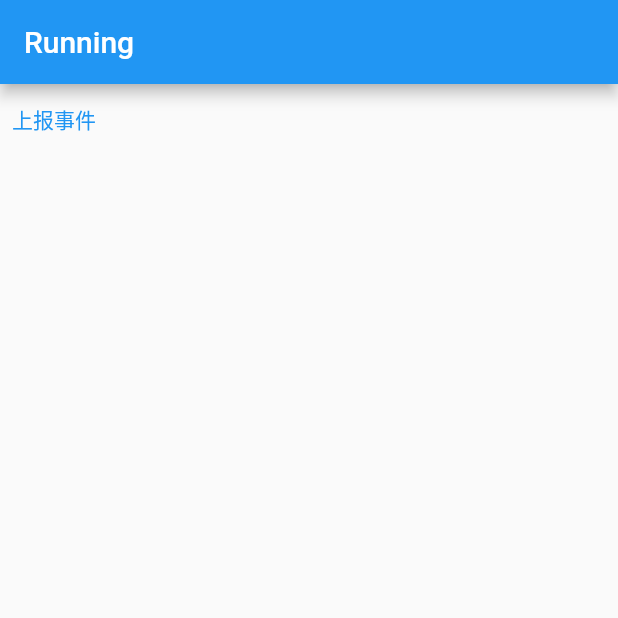
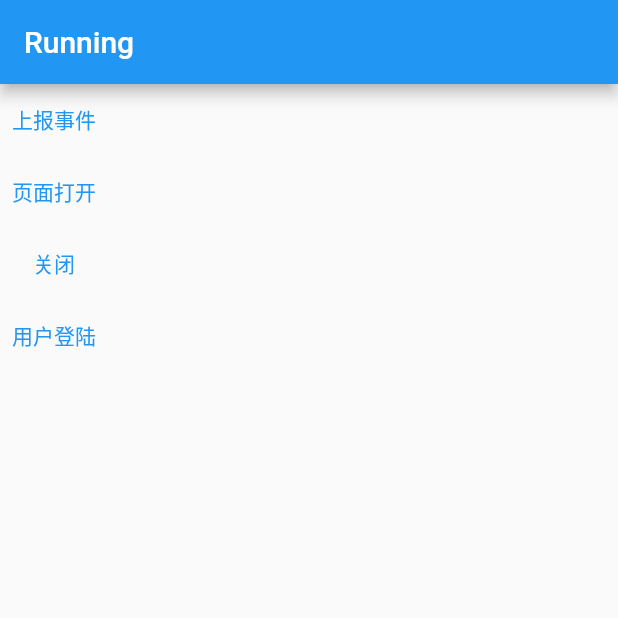
Before and after one commit to flutter-plugin/umeng_common_flutter, a Flutter app: the screen it shows after launch, after a tap on "上报事件", on a phone screen of 412 x 824 dp, the top half of it. Run offline on Flutter 3.47's test engine with Material 2 defaults, Android fonts, the phone set to English and light mode, and no system bars.

Commit message:
iOS事件

```diff
--- a/example/lib/main.dart
+++ b/example/lib/main.dart
@@ -1,3 +1,5 @@
+import 'dart:io';
+
 import 'package:flutter/material.dart';
 import 'package:umeng_common_sdk/umeng_common_sdk.dart';
 
@@ -14,16 +16,22 @@ class _MyAppState extends State<MyApp> {
   @override
   void initState() {
     UmengCommonSdk.preInit(
-      appKey: '6130b199695f794bbd9cb984',
+      appKey: Platform.isIOS
+          ? '6131e783695f794bbd9ed608'
+          : '6130b199695f794bbd9cb984',
       channel: 'qiaomeng',
       enableLog: true,
     ).then((value) {}).whenComplete(() {
       Future.delayed(Duration(seconds: 15), () {
         UmengCommonSdk.init(
-          appKey: '6130b199695f794bbd9cb984',
+          appKey: Platform.isIOS
+              ? '6131e783695f794bbd9ed608'
+              : '6130b199695f794bbd9cb984',
           channel: 'qiaomeng',
           deviceType: 1,
-          pushSecret: '6130b199695f794bbd9cb984',
+          pushSecret: Platform.isIOS
+              ? '6131e783695f794bbd9ed608'
+              : '6130b199695f794bbd9cb984',
         );
       });
     });
@@ -42,12 +50,30 @@ class _MyAppState extends State<MyApp> {
                 await UmengCommonSdk.onEvent(
                   event: 'event_test',
                   properties: {
-                    'key': '测试上传数据',
-                    'key1': '测试上传数据',
+                    'key': 'Key数据',
+                    'key1': 'Key1数据',
                   },
                 );
               },
               child: Text('上报事件'),
+            ),
+            TextButton(
+              onPressed: () async {
+                await UmengCommonSdk.onPageStart(pageName: "/PAGE/HOST/A");
+              },
+              child: Text('页面打开'),
+            ),
+            TextButton(
+              onPressed: () async {
+                await UmengCommonSdk.onPageStart(pageName: "/PAGE/HOST/B");
+              },
+              child: Text('关闭'),
+            ),
+            TextButton(
+              onPressed: () async {
+                await UmengCommonSdk.onSignIn(userId: "user_id");
+              },
+              child: Text('用户登陆'),
             ),
           ],
         ),
```
Also changed, not shown: example/pubspec.yaml (+0 -51 lines), 5 other files.
